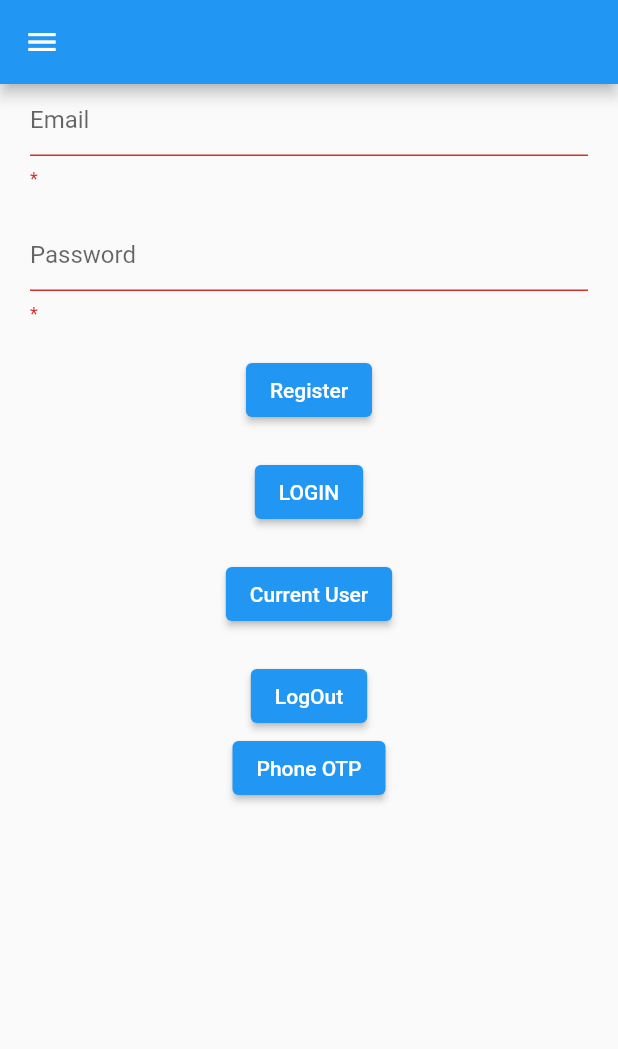
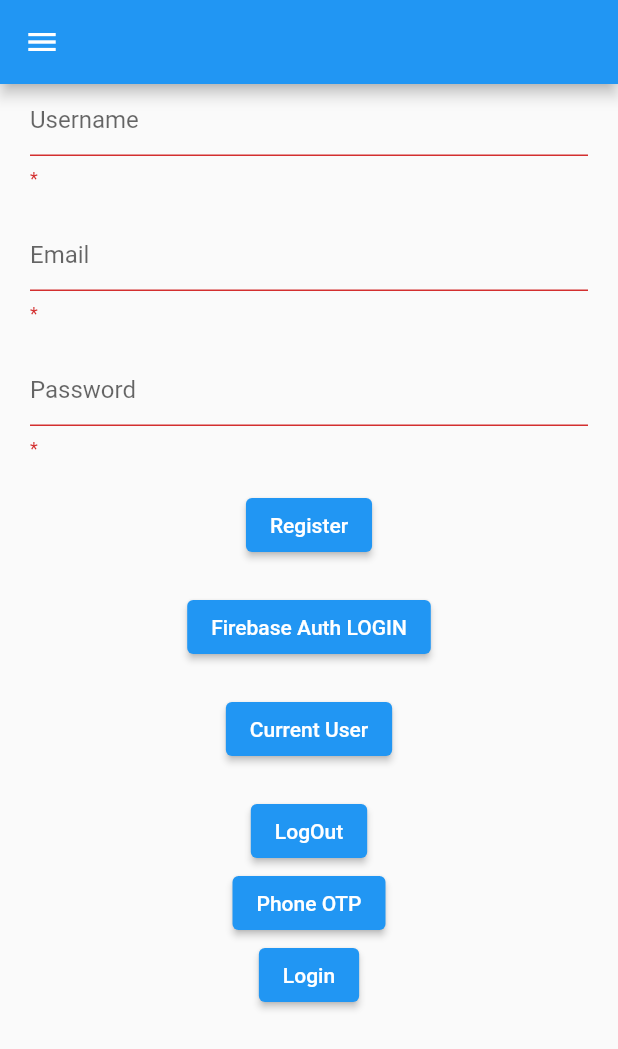
Before and after one commit to bordahardik/flutter_tutorial_app, a Flutter app: the screen it shows after launch, after a tap on "Register", on a phone screen of 412 x 824 dp. Shown: the top 1049 px of the screen. Run offline on Flutter 3.47's test engine with Material 2 defaults, Android fonts, the phone set to English and light mode, and no system bars; our stand-ins replace cloud_firestore, firebase_auth, firebase_core, firebase_storage, fluttertoast, get_storage and 2 more; accounts and stored records are empty; network calls fail.

Commit message:
shared preference

```diff
--- a/lib/main.dart
+++ b/lib/main.dart
@@ -1,11 +1,18 @@
+import 'dart:developer';
+
 import 'package:firebase_core/firebase_core.dart';
 import 'package:flutter/material.dart';
+import 'package:flutter_app/utils/preference_utils.dart';
 import 'package:flutter_app/view/firebase/firebase_auth_screen.dart';
+import 'package:flutter_app/view/home_screen.dart';
 import 'package:flutter_app/view/listview_widget.dart';
+import 'package:get_storage/get_storage.dart';
 
 void main() async {
   WidgetsFlutterBinding.ensureInitialized();
   await Firebase.initializeApp();
+
+  await GetStorage.init();
   runApp(MyApp());
 }
 
@@ -13,12 +20,13 @@ class MyApp extends StatelessWidget {
   @override
   Widget build(BuildContext context) {
     print('build');
+    log('===IS LOGIN===${PreferenceUtils.getIsLogin()}');
 
     return MaterialApp(
       debugShowCheckedModeBanner: false,
       // theme: ThemeData(primarySwatch: Colors.green),
 
-      home: FirebaseAuthScreen(),
+      home: PreferenceUtils.getIsLogin() ? HomeScreen() : FirebaseAuthScreen(),
     );
   }
 }
--- /dev/null
+++ b/lib/utils/preference_utils.dart
@@ -0,0 +1,26 @@
+import 'package:get_storage/get_storage.dart';
+
+class PreferenceUtils {
+  static GetStorage getStorage = GetStorage();
+
+  static String isLogin = 'isLogin';
+  static String userName = 'userName';
+
+  /// IS LOGIN
+  static setIsLogin(bool value) async {
+    await getStorage.write(isLogin, value);
+  }
+
+  static bool getIsLogin() {
+    return getStorage.read(isLogin) ?? false;
+  }
+
+  /// USER NAME
+  static setUserName(String value) async {
+    await getStorage.write(userName, value);
+  }
+
+  static String getUserName() {
+    return getStorage.read(userName) ?? '';
+  }
+}
--- a/lib/view/firebase/firebase_auth_screen.dart
+++ b/lib/view/firebase/firebase_auth_screen.dart
@@ -2,7 +2,9 @@ import 'dart:developer';
 
 import 'package:firebase_auth/firebase_auth.dart';
 import 'package:flutter/material.dart';
+import 'package:flutter_app/utils/preference_utils.dart';
 import 'package:flutter_app/view/firebase/phone_number_screen.dart';
+import 'package:flutter_app/view/home_screen.dart';
 
 class FirebaseAuthScreen extends StatefulWidget {
   const FirebaseAuthScreen({Key? key}) : super(key: key);
@@ -14,11 +16,19 @@ class FirebaseAuthScreen extends StatefulWidget {
 class _FirebaseAuthScreenState extends State<FirebaseAuthScreen> {
   final formGlobalKey = GlobalKey<FormState>();
 
+  final userController = TextEditingController();
   final emailController = TextEditingController();
-
   final passController = TextEditingController();
 
   FirebaseAuth auth = FirebaseAuth.instance;
+
+  @override
+  void dispose() {
+    userController.dispose();
+    emailController.dispose();
+    passController.dispose();
+    super.dispose();
+  }
 
   @override
   Widget build(BuildContext context) {
@@ -41,6 +51,19 @@ class _FirebaseAuthScreenState extends State<FirebaseAuthScreen> {
           child: SingleChildScrollView(
             child: Column(
               children: [
+                TextFormField(
+                  controller: userController,
+                  decoration: const InputDecoration(hintText: "Username"),
+                  validator: (value) {
+                    if (value!.isEmpty) {
+                      return '*';
+                    } else {
+                      return null;
+                    }
+                  },
+                  keyboardType: TextInputType.emailAddress,
+                ),
+                const SizedBox(height: 20),
                 TextFormField(
                   controller: emailController,
                   decoration: const InputDecoration(hintText: "Email"),
@@ -115,7 +138,7 @@ class _FirebaseAuthScreenState extends State<FirebaseAuthScreen> {
                         });
                       }
                     },
-                    child: const Text("LOGIN")),
+                    child: const Text("Firebase Auth LOGIN")),
                 const SizedBox(height: 20),
                 ElevatedButton(
                     onPressed: () {
@@ -142,6 +165,20 @@ class _FirebaseAuthScreenState extends State<FirebaseAuthScreen> {
                           ));
                     },
                     child: const Text("Phone OTP")),
+                ElevatedButton(
+                    onPressed: () async {
+                      FocusScope.of(context).unfocus();
+
+                      await PreferenceUtils.setIsLogin(true);
+                      await PreferenceUtils.setUserName(userController.text);
+
+                      Navigator.push(
+                          context,
+                          MaterialPageRoute(
+                            builder: (context) => HomeScreen(),
+                          ));
+                    },
+                    child: const Text("Login")),
               ],
             ),
           ),
--- a/lib/view/firebase/firebase_database_screen.dart
+++ b/lib/view/firebase/firebase_database_screen.dart
@@ -2,6 +2,7 @@ import 'dart:convert';
 import 'dart:developer';
 import 'dart:io';
 
+import 'package:firebase_auth/firebase_auth.dart';
 import 'package:firebase_storage/firebase_storage.dart';
 import 'package:flutter/material.dart';
 import 'package:cloud_firestore/cloud_firestore.dart';
@@ -28,6 +29,7 @@ class _FirebaseDatabaseScreenState extends State<FirebaseDatabaseScreen> {
 
   CollectionReference userCollection =
       FirebaseFirestore.instance.collection('User');
+  FirebaseAuth auth = FirebaseAuth.instance;
 
   @override
   Widget build(BuildContext context) {
@@ -123,8 +125,9 @@ class _FirebaseDatabaseScreenState extends State<FirebaseDatabaseScreen> {
                       log('===REQ BODY===$reqBody');
 
                       userCollection
-                          .add(reqBody)
-                          .then((value) => log('===ADD===$value'))
+                          .doc(auth.currentUser!.uid)
+                          .set(reqBody)
+                          .then((value) => log('===ADD==='))
                           .catchError((e) {
                         log('===ADD ERROR CODE===${e.code}');
                         log('===ADD ERROR MESSAGE===${e.message}');
--- a/pubspec.yaml
+++ b/pubspec.yaml
@@ -29,6 +29,9 @@ dependencies:
 
   fluttertoast: ^8.2.2
 
+  #shared preference
+  get_storage: ^2.1.1
+
 
 dev_dependencies:
   flutter_test:
```
Also changed, not shown: lib/view/home_screen.dart (+48 -27 lines), pubspec.lock, 1 other file.
